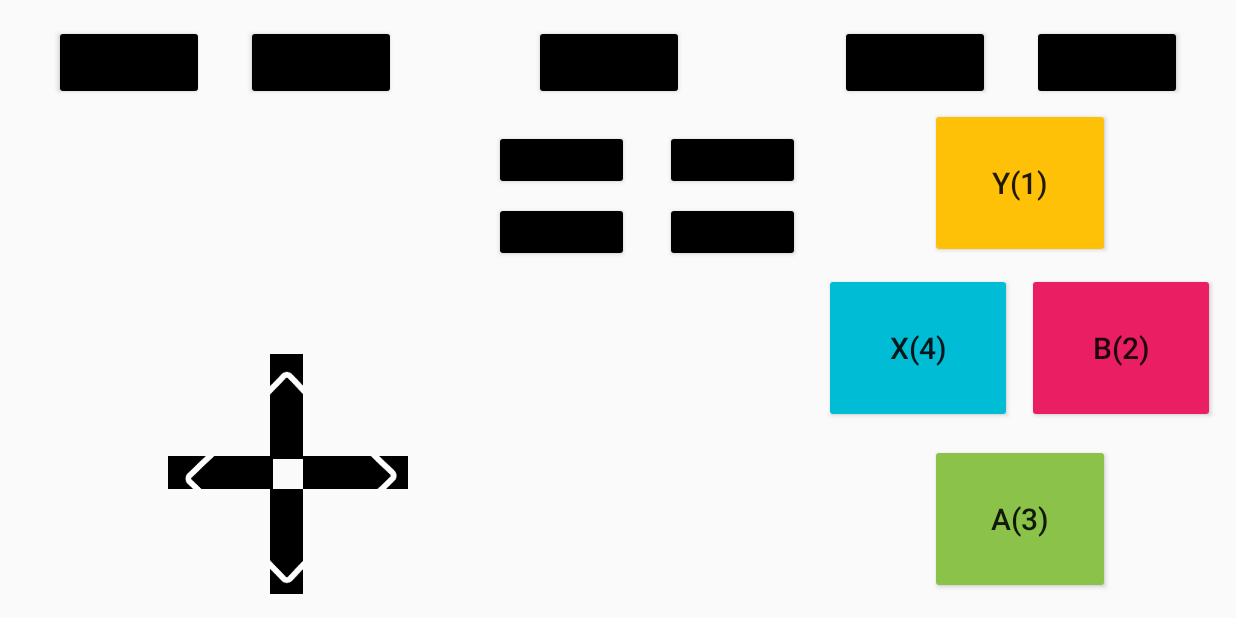
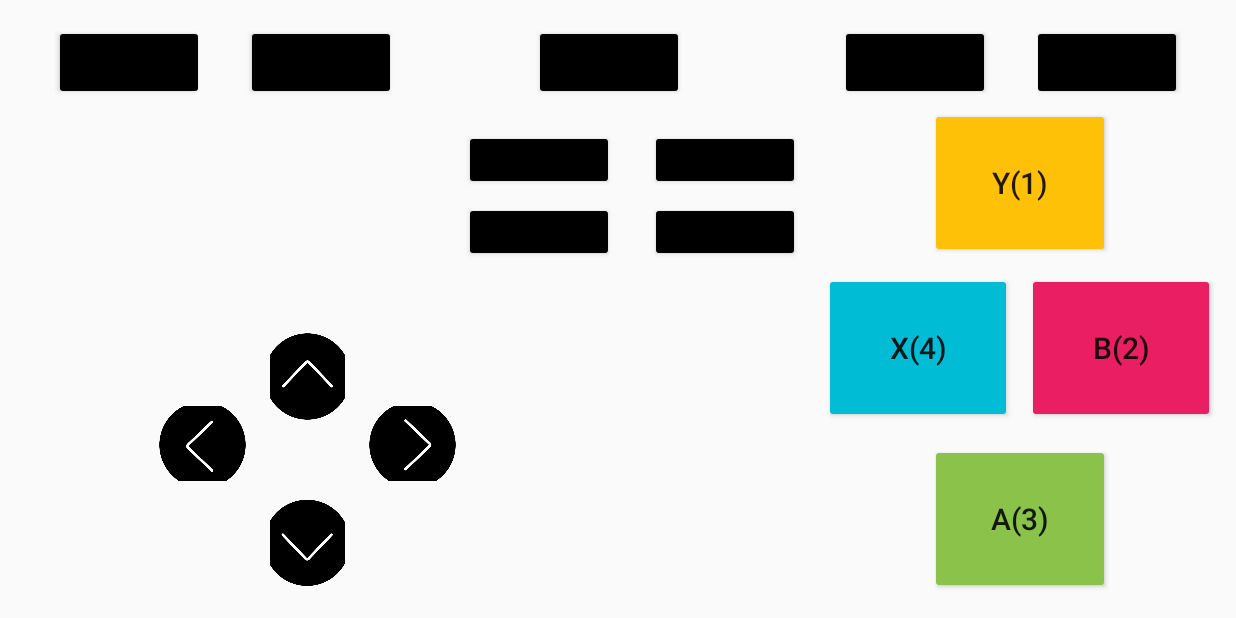
Before and after one commit to Null3rror/Xbox-Remote-Controller-Android-App, an Android app: the Layout screen opened directly, with no data from a screen before it, on a phone screen of 824 x 412 dp (held sideways). Run offline under Robolectric (Android 15) with nearby library versions, the phone set to English and light mode, and no system bars; network calls fail; 4 statements that could not run were skipped.

Commit message:
Fix:ImageButton issue

```diff
--- a/android_feeder/app/src/main/res/layout/activity_layout.xml
+++ b/android_feeder/app/src/main/res/layout/activity_layout.xml
@@ -66,7 +66,7 @@
 
     <Button
         android:id="@+id/buttonBack"
-        android:layout_width="90dp"
+        android:layout_width="100dp"
         android:layout_height="40dp"
         android:layout_marginTop="20dp"
         android:layout_marginEnd="24dp"
@@ -79,7 +79,7 @@
 
     <Button
         android:id="@+id/buttonRS"
-        android:layout_width="90dp"
+        android:layout_width="100dp"
         android:layout_height="40dp"
         android:layout_marginTop="8dp"
         android:layout_marginEnd="16dp"
@@ -92,7 +92,7 @@
 
     <Button
         android:id="@+id/buttonLS"
-        android:layout_width="90dp"
+        android:layout_width="100dp"
         android:layout_height="40dp"
         android:layout_marginTop="8dp"
         android:layout_marginEnd="24dp"
@@ -105,7 +105,7 @@
 
     <Button
         android:id="@+id/buttonStart"
-        android:layout_width="90dp"
+        android:layout_width="100dp"
         android:layout_height="40dp"
         android:layout_marginTop="20dp"
         android:layout_marginEnd="16dp"
@@ -189,50 +189,64 @@
     <ImageButton
         android:id="@+id/imageButtonRight"
         android:layout_width="70dp"
-        android:layout_height="22dp"
+        android:layout_height="50dp"
         android:layout_centerHorizontal="true"
         android:layout_centerVertical="true"
-        android:layout_marginStart="20dp"
-        android:layout_marginLeft="20dp"
-        android:src="@mipmap/right_arrow"
+        android:layout_marginStart="70dp"
+        android:layout_marginLeft="70dp"
+        android:layout_marginBottom="5dp"
+        android:background="@null"
+        android:padding="5dp"
+        android:scaleType="centerCrop"
+        android:src="@drawable/right_arrow"
         app:layout_constraintBottom_toTopOf="@+id/imageButtonDown"
         app:layout_constraintStart_toEndOf="@+id/imageButtonLeft" />
 
     <ImageButton
         android:id="@+id/imageButtonLeft"
         android:layout_width="70dp"
-        android:layout_height="22dp"
+        android:layout_height="50dp"
         android:layout_centerHorizontal="true"
         android:layout_centerVertical="true"
-        android:layout_marginStart="112dp"
-        android:layout_marginLeft="112dp"
-        android:src="@mipmap/left_arrow"
+        android:layout_marginStart="100dp"
+        android:layout_marginLeft="100dp"
+        android:layout_marginBottom="5dp"
+        android:background="@null"
+        android:padding="5dp"
+        android:scaleType="centerCrop"
+        android:src="@drawable/left_arrow"
         app:layout_constraintBottom_toTopOf="@+id/imageButtonDown"
         app:layout_constraintStart_toStartOf="parent" />
 
     <ImageButton
         android:id="@+id/imageButtonUp"
-        android:layout_width="22dp"
+        android:layout_width="50dp"
         android:layout_height="70dp"
         android:layout_centerHorizontal="true"
         android:layout_centerVertical="true"
         android:layout_marginStart="180dp"
         android:layout_marginLeft="180dp"
-        android:layout_marginBottom="20dp"
-        android:src="@mipmap/up_arrow"
+        android:layout_marginBottom="40dp"
+        android:background="@null"
+        android:padding="5dp"
+        android:scaleType="centerCrop"
+        android:src="@drawable/up_arrow"
         app:layout_constraintBottom_toTopOf="@+id/imageButtonDown"
         app:layout_constraintStart_toStartOf="parent" />
 
     <ImageButton
         android:id="@+id/imageButtonDown"
-        android:layout_width="22dp"
+        android:layout_width="50dp"
         android:layout_height="70dp"
         android:layout_centerHorizontal="true"
         android:layout_centerVertical="true"
         android:layout_marginStart="180dp"
         android:layout_marginLeft="180dp"
         android:layout_marginBottom="16dp"
-        android:src="@mipmap/down_arrow"
+        android:background="@null"
+        android:padding="5dp"
+        android:scaleType="centerCrop"
+        android:src="@drawable/down_arrow"
         app:layout_constraintBottom_toBottomOf="parent"
         app:layout_constraintStart_toStartOf="parent" />
 
```
Also changed, not shown: android_feeder/app/src/main/res/drawable/down_arrow.png (renamed from android_feeder/app/src/main/res/mipmap-xxxhdpi/down_arrow.png), android_feeder/app/src/main/res/drawable/left_arrow.png (renamed from android_feeder/app/src/main/res/mipmap-xxxhdpi/left_arrow.png), android_feeder/app/src/main/res/drawable/right_arrow.png (renamed from android_feeder/app/src/main/res/mipmap-xxxhdpi/right_arrow.png), android_feeder/app/src/main/res/drawable/up_arrow.png (renamed from android_feeder/app/src/main/res/mipmap-xxxhdpi/up_arrow.png).
